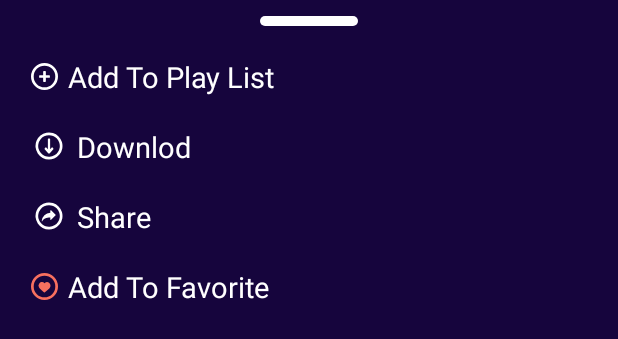
After one commit to SohaybHassan/Musicana, an Android app: the layout bottomsheet_more.xml on its own in the app's theme, with its tools: preview values and no code run, on a phone screen of 412 x 824 dp. The commit adds this screen. Shown: the top 339 px of the screen. Run offline under Robolectric (Android 15) with nearby library versions, the phone set to English and light mode, and no system bars.

Commit message:
Last Update sw 12/31

```diff
--- /dev/null
+++ b/app/src/main/res/drawable/bottom_sheet_more_view_shape.xml
@@ -0,0 +1,9 @@
+<?xml version="1.0" encoding="utf-8"?>
+<shape xmlns:android="http://schemas.android.com/apk/res/android" android:shape="rectangle">
+
+
+    <solid android:color="@color/textColorWhite"/>
+    <corners android:radius="@dimen/_50sdp"/>
+
+
+</shape>
--- /dev/null
+++ b/app/src/main/res/drawable/ic_add.xml
@@ -0,0 +1,9 @@
+<vector xmlns:android="http://schemas.android.com/apk/res/android"
+    android:width="18dp"
+    android:height="18dp"
+    android:viewportWidth="18"
+    android:viewportHeight="18">
+  <path
+      android:pathData="M9,18a9,9 0,1 1,9 -9A9.01,9.01 0,0 1,9 18ZM9,1.8A7.2,7.2 0,1 0,16.2 9,7.208 7.208,0 0,0 9,1.8ZM9.45,12.6h-0.9a0.451,0.451 0,0 1,-0.45 -0.45L8.1,9.9L5.85,9.9a0.45,0.45 0,0 1,-0.45 -0.45v-0.9a0.45,0.45 0,0 1,0.45 -0.45L8.1,8.1L8.1,5.85a0.45,0.45 0,0 1,0.45 -0.45h0.9a0.45,0.45 0,0 1,0.45 0.45L9.9,8.1h2.25a0.451,0.451 0,0 1,0.45 0.45v0.9a0.45,0.45 0,0 1,-0.45 0.45L9.9,9.9v2.25A0.45,0.45 0,0 1,9.45 12.6Z"
+      android:fillColor="#fff"/>
+</vector>
--- a/app/src/main/res/drawable/ic_download.xml
+++ b/app/src/main/res/drawable/ic_download.xml
@@ -1,12 +1,12 @@
 <vector xmlns:android="http://schemas.android.com/apk/res/android"
-    android:width="18dp"
-    android:height="18dp"
-    android:viewportWidth="18"
-    android:viewportHeight="18">
+    android:width="24dp"
+    android:height="24dp"
+    android:viewportWidth="24"
+    android:viewportHeight="24">
   <path
-      android:pathData="M0,0h18v18h-18z"
+      android:pathData="M0,0h24v24h-24z"
       android:fillColor="#00FFFFFF"/>
   <path
-      android:pathData="M9.5,3A6.5,6.5 0,1 0,16 9.5,6.507 6.507,0 0,0 9.5,3ZM9.5,14.7a5.2,5.2 0,1 1,5.2 -5.2A5.206,5.206 0,0 1,9.5 14.7ZM9.825,5.6h-0.65a0.326,0.326 0,0 0,-0.325 0.325L8.85,11.236l-0.936,-0.943a0.326,0.326 0,0 0,-0.23 -0.1,0.323 0.323,0 0,0 -0.231,0.1L7,10.754a0.326,0.326 0,0 0,0 0.462l2.035,2.041a0.494,0.494 0,0 0,0.345 0.143h0.247a0.5,0.5 0,0 0,0.345 -0.143L12,11.222a0.326,0.326 0,0 0,0 -0.462L11.541,10.3a0.318,0.318 0,0 0,-0.455 0l-0.936,0.936L10.15,5.925A0.325,0.325 0,0 0,9.825 5.6Z"
-      android:fillColor="#f7705f"/>
+      android:pathData="M12,21a9,9 0,1 1,3.444 -0.685A9.01,9.01 0,0 1,12 21ZM12,4.8a7.2,7.2 0,1 0,5.091 2.109A7.208,7.208 0,0 0,12 4.8ZM12.143,17L11.858,17a0.532,0.532 0,0 1,-0.4 -0.183L9.111,14.2a0.45,0.45 0,0 1,0 -0.591l0.526,-0.592a0.349,0.349 0,0 1,0.533 0l1.08,1.209L11.25,7.416A0.4,0.4 0,0 1,11.625 7h0.751a0.4,0.4 0,0 1,0.375 0.417v6.809l1.081,-1.2a0.35,0.35 0,0 1,0.262 -0.123,0.354 0.354,0 0,1 0.263,0.123l0.533,0.591a0.45,0.45 0,0 1,0 0.591L12.54,16.817A0.547,0.547 0,0 1,12.143 17Z"
+      android:fillColor="#fff"/>
 </vector>
--- a/app/src/main/res/drawable/ic_favorite.xml
+++ b/app/src/main/res/drawable/ic_favorite.xml
@@ -1,9 +1,20 @@
 <vector xmlns:android="http://schemas.android.com/apk/res/android"
-    android:width="22dp"
-    android:height="22dp"
-    android:viewportWidth="22"
-    android:viewportHeight="22">
-  <path
-      android:pathData="M17.941,4.142a5.038,5.038 0,0 0,-3.207 -1.138,5.053 5.053,0 0,0 -4.1,2.042 5.086,5.086 0,0 0,-4.964 -1.966,5.275 5.275,0 0,0 -3.676,2.571 5.351,5.351 0,0 0,-0.295 5.742,14.932 14.932,0 0,0 2.172,2.88 41.541,41.541 0,0 0,6.239 5.318,0.9 0.9,0 0,0 0.523,0.175 0.926,0.926 0,0 0,0.57 -0.214,42.855 42.855,0 0,0 5.757,-4.826 15,15 0,0 0,2.648 -3.425,4.735 4.735,0 0,0 0.657,-2.319A6.219,6.219 0,0 0,17.941 4.142Z"
-      android:fillColor="#fff"/>
+    android:width="18dp"
+    android:height="18dp"
+    android:viewportWidth="18"
+    android:viewportHeight="18">
+  <group>
+    <clip-path
+        android:pathData="M0,0h18v18h-18z"/>
+    <path
+        android:pathData="M12.033,6.477a2.084,2.084 0,0 0,-1.331 -0.475,2.12 2.12,0 0,0 -1.5,0.622 2.156,2.156 0,0 0,-0.2 0.23,2.106 2.106,0 0,0 -2.061,-0.821 2.19,2.19 0,0 0,-1.526 1.073,2.244 2.244,0 0,0 -0.122,2.4 6.231,6.231 0,0 0,0.9 1.2,17.274 17.274,0 0,0 2.591,2.22 0.37,0.37 0,0 0,0.217 0.073,0.383 0.383,0 0,0 0.237,-0.089 17.818,17.818 0,0 0,2.39 -2.015,6.257 6.257,0 0,0 1.1,-1.43 1.985,1.985 0,0 0,0.273 -0.968A2.6,2.6 0,0 0,12.033 6.477Z"
+        android:fillColor="#f7705f"/>
+    <group>
+      <clip-path
+          android:pathData="M0,0h18v18h-18z"/>
+      <path
+          android:pathData="M9,0a9,9 0,1 0,9 9A9.01,9.01 0,0 0,9 0ZM9,16.2A7.2,7.2 0,1 1,16.2 9,7.208 7.208,0 0,1 9,16.2Z"
+          android:fillColor="#f7705f"/>
+    </group>
+  </group>
 </vector>
--- a/app/src/main/res/drawable/ic_share.xml
+++ b/app/src/main/res/drawable/ic_share.xml
@@ -1,12 +1,12 @@
 <vector xmlns:android="http://schemas.android.com/apk/res/android"
-    android:width="18dp"
-    android:height="18dp"
-    android:viewportWidth="18"
-    android:viewportHeight="18">
+    android:width="24dp"
+    android:height="24dp"
+    android:viewportWidth="24"
+    android:viewportHeight="24">
   <path
-      android:pathData="M0,0h18v18h-18z"
+      android:pathData="M0,0h24v24h-24z"
       android:fillColor="#00FFFFFF"/>
   <path
-      android:pathData="M8.5,16a6.5,6.5 0,1 1,2.488 -0.495A6.508,6.508 0,0 1,8.5 16ZM8.5,4.3a5.2,5.2 0,1 0,3.677 1.523A5.206,5.206 0,0 0,8.5 4.3ZM5.19,12.064L5.153,12.064a0.168,0.168 0,0 1,-0.12 -0.049A0.184,0.184 0,0 1,5 11.892a4.2,4.2 0,0 1,4.12 -3.948L9.12,6.977a0.187,0.187 0,0 1,0.057 -0.135l0.075,-0.075a0.187,0.187 0,0 1,0.133 -0.055,0.19 0.19,0 0,1 0.133,0.055L11.685,8.936a0.18,0.18 0,0 1,0 0.262L9.517,11.367a0.187,0.187 0,0 1,-0.266 0l-0.075,-0.075a0.187,0.187 0,0 1,-0.057 -0.135L9.119,10.191c-1.852,0 -3.566,0.788 -3.746,1.72A0.187,0.187 0,0 1,5.19 12.064Z"
-      android:fillColor="#f7705f"/>
+      android:pathData="M12,21a9,9 0,1 1,3.444 -0.685A9.01,9.01 0,0 1,12 21ZM12,4.8a7.2,7.2 0,1 0,5.091 2.109A7.208,7.208 0,0 0,12 4.8ZM7.417,15.55L7.365,15.55a0.24,0.24 0,0 1,-0.166 -0.068,0.253 0.253,0 0,1 -0.047,-0.172A5.819,5.819 0,0 1,12.858 9.845L12.858,8.507a0.259,0.259 0,0 1,0.077 -0.187l0.1,-0.1a0.261,0.261 0,0 1,0.369 0l3,3a0.249,0.249 0,0 1,0 0.363l-3,3a0.261,0.261 0,0 1,-0.369 0l-0.1,-0.1a0.255,0.255 0,0 1,-0.077 -0.186L12.858,12.957c-2.564,0 -4.938,1.091 -5.187,2.38A0.26,0.26 0,0 1,7.417 15.55Z"
+      android:fillColor="#fff"/>
 </vector>
--- /dev/null
+++ b/app/src/main/res/layout/bottomsheet_more.xml
@@ -0,0 +1,79 @@
+<?xml version="1.0" encoding="utf-8"?>
+<androidx.constraintlayout.widget.ConstraintLayout xmlns:android="http://schemas.android.com/apk/res/android"
+    xmlns:app="http://schemas.android.com/apk/res-auto"
+    android:layout_width="match_parent"
+    android:layout_height="match_parent"
+    android:background="@color/appBackground">
+
+
+    <View
+        android:id="@+id/view_bottom_sheet"
+        android:layout_width="@dimen/_50sdp"
+        android:layout_height="@dimen/_5sdp"
+        android:layout_marginTop="@dimen/_8sdp"
+        android:background="@drawable/bottom_sheet_more_view_shape"
+        app:layout_constraintEnd_toEndOf="parent"
+        app:layout_constraintStart_toStartOf="parent"
+        app:layout_constraintTop_toTopOf="parent"/>
+
+
+    <TextView
+        android:id="@+id/tv_add_to_play_list"
+        android:layout_width="match_parent"
+        android:layout_height="wrap_content"
+        android:layout_marginStart="@dimen/_16sdp"
+        android:layout_marginEnd="@dimen/_16sdp"
+        android:drawableStart="@drawable/ic_add"
+        android:layout_marginTop="@dimen/_16sdp"
+        android:drawablePadding="@dimen/_5sdp"
+        android:text="@string/addToPlayList"
+        android:textColor="@color/textColorWhite"
+        android:textSize="@dimen/_15sdp"
+        app:layout_constraintEnd_toEndOf="parent"
+        app:layout_constraintStart_toStartOf="parent"
+        app:layout_constraintTop_toBottomOf="@id/view_bottom_sheet" />
+
+    <TextView
+        android:id="@+id/tv_downlode"
+        android:layout_width="0dp"
+        android:layout_height="wrap_content"
+        android:drawableStart="@drawable/ic_download"
+        android:drawablePadding="@dimen/_5sdp"
+        android:text="@string/downlod"
+        android:layout_marginTop="@dimen/_16sdp"
+        android:textColor="@color/textColorWhite"
+        android:textSize="@dimen/_15sdp"
+        app:layout_constraintEnd_toEndOf="@id/tv_add_to_play_list"
+        app:layout_constraintStart_toStartOf="@id/tv_add_to_play_list"
+        app:layout_constraintTop_toBottomOf="@id/tv_add_to_play_list" />
+
+    <TextView
+        android:id="@+id/tv_share"
+        android:layout_width="0dp"
+        android:layout_height="wrap_content"
+        android:drawableStart="@drawable/ic_share"
+        android:drawablePadding="@dimen/_5sdp"
+        android:text="@string/share"
+        android:layout_marginTop="@dimen/_16sdp"
+        android:textColor="@color/textColorWhite"
+        android:textSize="@dimen/_15sdp"
+        app:layout_constraintEnd_toEndOf="@id/tv_downlode"
+        app:layout_constraintStart_toStartOf="@id/tv_downlode"
+        app:layout_constraintTop_toBottomOf="@id/tv_downlode" />
+
+    <TextView
+        android:id="@+id/tv_add_to_favorite"
+        android:layout_width="0dp"
+        android:layout_height="wrap_content"
+        android:drawableStart="@drawable/ic_favorite"
+        android:drawablePadding="@dimen/_5sdp"
+        android:text="@string/addTofavorite"
+        android:textColor="@color/textColorWhite"
+        android:textSize="@dimen/_15sdp"
+        android:layout_marginTop="@dimen/_16sdp"
+        app:layout_constraintEnd_toEndOf="@id/tv_share"
+        app:layout_constraintStart_toStartOf="@id/tv_share"
+        app:layout_constraintTop_toBottomOf="@id/tv_share" />
+
+
+</androidx.constraintlayout.widget.ConstraintLayout>
--- a/app/src/main/res/layout/item_phone_list.xml
+++ b/app/src/main/res/layout/item_phone_list.xml
@@ -41,7 +41,7 @@
         android:text="@string/musec_name"
         android:textColor="@color/textColorWhite"
         android:textSize="@dimen/_12sdp"
-        app:layout_constraintEnd_toStartOf="@id/image_favorite"
+        app:layout_constraintEnd_toStartOf="@id/image_more"
         app:layout_constraintStart_toEndOf="@id/image_music"
         app:layout_constraintTop_toTopOf="parent" />
 
@@ -56,13 +56,13 @@
         android:text="@string/type_musec"
         android:textColor="@color/textColor_or_w"
         android:textSize="@dimen/_8sdp"
-        app:layout_constraintEnd_toStartOf="@id/image_favorite"
+        app:layout_constraintEnd_toStartOf="@id/image_more"
         app:layout_constraintStart_toStartOf="@id/name_musec"
         app:layout_constraintTop_toBottomOf="@id/name_musec" />
 
 
     <ImageView
-        android:id="@+id/image_favorite"
+        android:id="@+id/image_more"
         android:layout_width="wrap_content"
         android:layout_height="wrap_content"
         android:src="@drawable/ic_more"
--- a/app/src/main/res/values/strings.xml
+++ b/app/src/main/res/values/strings.xml
@@ -118,5 +118,12 @@
     <string name="genger">Gender</string>
     <string name="addList">Add to Play List</string>
     <string name="playLixstName">Play List Nmae</string>
+    <string name="addToPlayList">Add To Play List</string>
+    <string name="downlod">Downlod</string>
+    <string name="share">Share</string>
+    <string name="addTofavorite">Add To Favorite</string>
+    <string name="new_play_list">New PLay List</string>
+    <string name="play_list_name">Play List Name</string>
+    <string name="OK">OK</string>
 
 </resources>
```
Also changed, not shown: app/src/main/AndroidManifest.xml (+7 -7 lines), app/src/main/java/com/prography/musicana/custem/BottomSheetAddToPlayList.java (added, +66 -0 lines), app/src/main/java/com/prography/musicana/custem/BottomSheetMore.java (added, +87 -0 lines), app/src/main/java/com/prography/musicana/custem/SWDialog.java (added, +61 -0 lines), app/src/main/java/com/prography/musicana/feature/bottomNavigationViewFragment/home/phoneFragment/PhoneFragment.java (+65 -12 lines), app/src/main/java/com/prography/musicana/feature/bottomNavigationViewFragment/home/phoneFragment/adapter/PhoneFragmentAdapter.java (+11 -8 lines), app/src/main/java/com/prography/musicana/feature/bottomNavigationViewFragment/profile/ProfileFragment.java (+28 -9 lines), app/src/main/res/drawable/sh_shep_dailog.xml (added, +10 -0 lines), app/src/main/res/layout/add_to_play_list_bottom_sheet.xml (added, +55 -0 lines), app/src/main/res/layout/sw_add_to_play_list_dialog.xml (added, +41 -0 lines).
